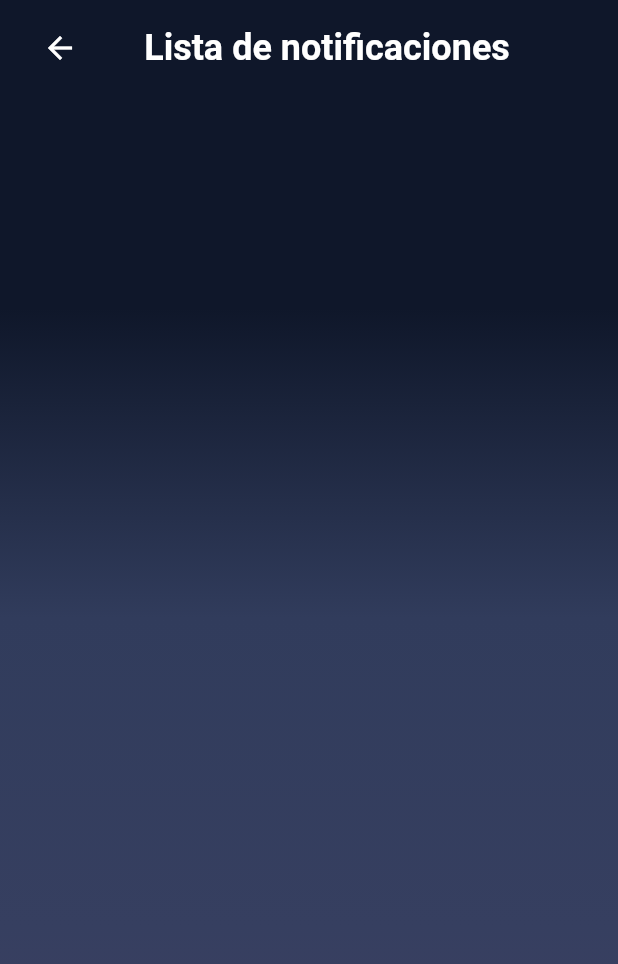
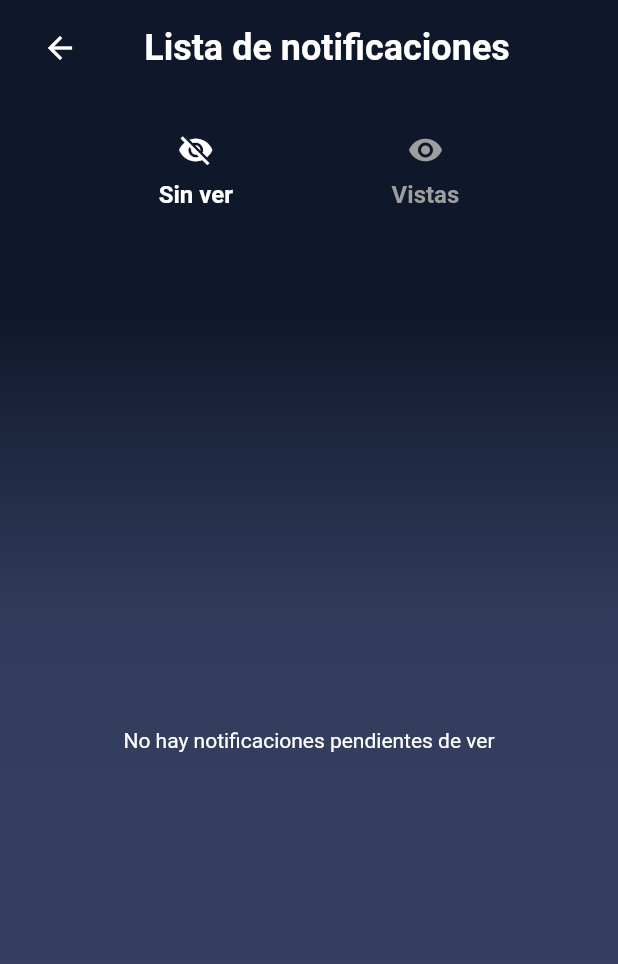
Before and after one commit to elJamesSnz/push_notifications, a Flutter app: the ClientActionsList screen opened by its route, after a tap on "Notificaciones", on a phone screen of 412 x 824 dp. Shown: the top 964 px of the screen. Run offline on Flutter 3.47's test engine with Material 2 defaults, Android fonts, the phone set to English and light mode, and no system bars; our stand-ins replace another_flushbar, firebase_core, firebase_messaging, local_auth, shared_preferences, socket_io_client; missing offline and left inert: mobile_scanner; accounts and stored records are empty.

```diff
--- a/lib/main.dart
+++ b/lib/main.dart
@@ -1,6 +1,7 @@
 import 'package:flutter/material.dart';
 import 'package:flutter/services.dart';
 import 'package:firebase_core/firebase_core.dart';
+import 'package:push_notifications/src/pages/client/actions/client_actions_qrcode.dart';
 import 'package:push_notifications/src/pages/notifications/notifications_list.dart';
 import 'package:push_notifications/src/utils/utils_colors.dart';
 
@@ -11,6 +12,7 @@ import 'src/auth/authentication_page.dart';
 void main() async {
   WidgetsFlutterBinding.ensureInitialized();
   await Firebase.initializeApp();
+
   runApp(MyApp());
 }
 
@@ -35,6 +37,8 @@ class MyApp extends StatelessWidget {
         AuthWrapperPage.routeName: (BuildContext context) => AuthWrapperPage(),
         AuthtenticationPage.routeName: (BuildContext context) =>
             AuthtenticationPage(),
+        ClientActionsQRCode.routeName: (BuildContext context) =>
+            ClientActionsQRCode(),
       },
     );
   }
--- a/lib/src/pages/notifications/notifications_list.dart
+++ b/lib/src/pages/notifications/notifications_list.dart
@@ -7,8 +7,17 @@ import 'package:shared_preferences/shared_preferences.dart';
 
 import '../../widgets/titles/widget_main_title.dart';
 
-class NotificationList extends StatelessWidget {
+class NotificationList extends StatefulWidget {
   const NotificationList({Key? key}) : super(key: key);
+
+  @override
+  State<NotificationList> createState() => _NotificationListState();
+}
+
+class _NotificationListState extends State<NotificationList> {
+  int _visibilityFilter = 1;
+  late final PageController _pageController =
+      new PageController(initialPage: 0);
 
   Future<List<Map<String, dynamic>>> _getStoredNotifications() async {
     SharedPreferences prefs = await SharedPreferences.getInstance();
@@ -49,6 +58,24 @@ class NotificationList extends StatelessWidget {
   }
 
   @override
+  void initState() {
+    super.initState();
+  }
+
+  @override
+  void dispose() {
+    _pageController.dispose();
+    super.dispose();
+  }
+
+  void _handlePageChange(int pageIndex) {
+    setState(() {
+      print('dfsa');
+      _visibilityFilter = pageIndex + 1;
+    });
+  }
+
+  @override
   Widget build(BuildContext context) {
     return WidgetMainScreen(
       body: Column(
@@ -67,15 +94,65 @@ class NotificationList extends StatelessWidget {
               ],
             ),
           ),
-          _expandedNotificationsList()
+          const SizedBox(height: 24),
+          _showNavBar(),
+          const SizedBox(height: 24),
+          Expanded(
+            child: PageView(
+              controller: _pageController,
+              onPageChanged: _handlePageChange,
+              children: [
+                _expandedNotificationsList(1),
+                _expandedNotificationsList(2),
+              ],
+            ),
+          ),
         ],
       ),
     );
   }
 
-  Widget _expandedNotificationsList() {
-    return Expanded(
-      child: FutureBuilder<List<Map<String, dynamic>>>(
+  Widget _navBarOption(
+    Color textColor,
+    IconData icon,
+    String text,
+    int pageIndex,
+  ) {
+    final isSelected = _visibilityFilter == pageIndex;
+    return GestureDetector(
+      onTap: () {},
+      child: Column(
+        children: [
+          Icon(
+            icon,
+            color: isSelected ? Colors.white : Colors.grey,
+          ),
+          const SizedBox(height: 8),
+          Text(
+            text,
+            style: TextStyle(
+              color: isSelected ? textColor : Colors.grey,
+              fontWeight: FontWeight.bold,
+              fontSize: 16,
+            ),
+          ),
+        ],
+      ),
+    );
+  }
+
+  Widget _showNavBar() {
+    return Row(
+      mainAxisAlignment: MainAxisAlignment.spaceEvenly,
+      children: [
+        _navBarOption(Colors.white, Icons.visibility_off, 'Sin ver', 1),
+        _navBarOption(Colors.white, Icons.visibility, 'Vistas', 2),
+      ],
+    );
+  }
+
+  Widget _expandedNotificationsList(int visibilityFilter) {
+    return FutureBuilder<List<Map<String, dynamic>>>(
       future: _getStoredNotifications(),
       builder: (BuildContext context,
           AsyncSnapshot<List<Map<String, dynamic>>> snapshot) {
@@ -88,7 +165,21 @@ class NotificationList extends StatelessWidget {
         }
 
         if (snapshot.hasData) {
-            List<Map<String, dynamic>> notifications = snapshot.data!;
+          List<Map<String, dynamic>> notifications = snapshot.data!
+              .where((n) => n['visibilidad'] == visibilityFilter)
+              .toList();
+
+          if (notifications.isEmpty && visibilityFilter == 1) {
+            return Center(
+                child: const Text('No hay notificaciones pendientes de ver'));
+          }
+
+          if (notifications.isEmpty && visibilityFilter == 2) {
+            return Center(
+                child:
+                    const Text('No hay notificaciones marcadas como leídas'));
+          }
+
           return ListView.builder(
             itemCount: notifications.length,
             itemBuilder: (BuildContext context, int index) {
@@ -104,7 +195,6 @@ class NotificationList extends StatelessWidget {
 
         return Center(child: Text('No hay notificaciones disponibles.'));
       },
-      ),
     );
   }
 }
--- a/lib/src/providers/push_notifications_provider.dart
+++ b/lib/src/providers/push_notifications_provider.dart
@@ -2,7 +2,6 @@ import 'dart:async';
 
 import 'package:firebase_messaging/firebase_messaging.dart';
 import 'package:flutter/src/widgets/framework.dart';
-
 import '../utils/utils_sharedpref_notifications.dart';
 import '../widgets/notifications/widget_flushbar_notification.dart';
 
--- a/pubspec.yaml
+++ b/pubspec.yaml
@@ -34,6 +34,8 @@ dependencies:
   shared_preferences: ^2.0.20
   another_flushbar: ^1.12.29
   local_auth: ^2.1.6
+  mobile_scanner: ^3.2.0
+  socket_io_client: ^2.0.1
   # The following adds the Cupertino Icons font to your application.
   # Use with the CupertinoIcons class for iOS style icons.
   cupertino_icons: ^1.0.2
```
Also changed, not shown: lib/src/auth/authentication_page.dart (+8 -2 lines), lib/src/pages/client/actions/client_actions_list.dart (+7 -2 lines), lib/src/pages/client/actions/client_actions_qrcode.dart (added, +98 -0 lines), pubspec.lock, 1 other file. Lines whose indentation alone changed are shown as unchanged.
